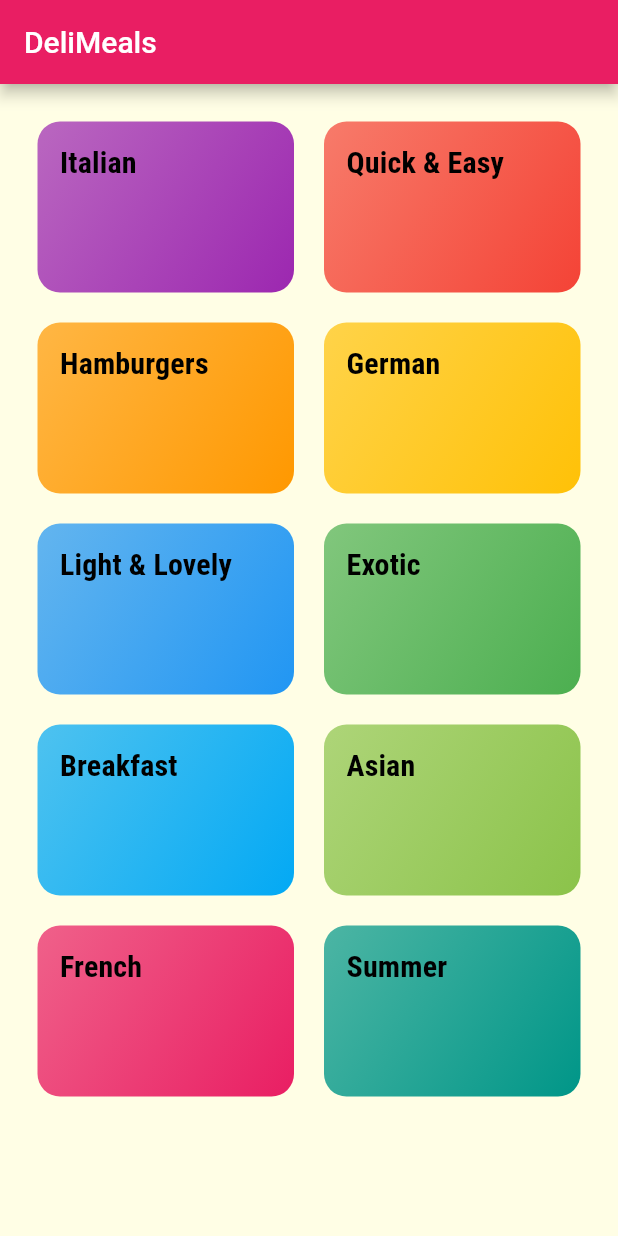
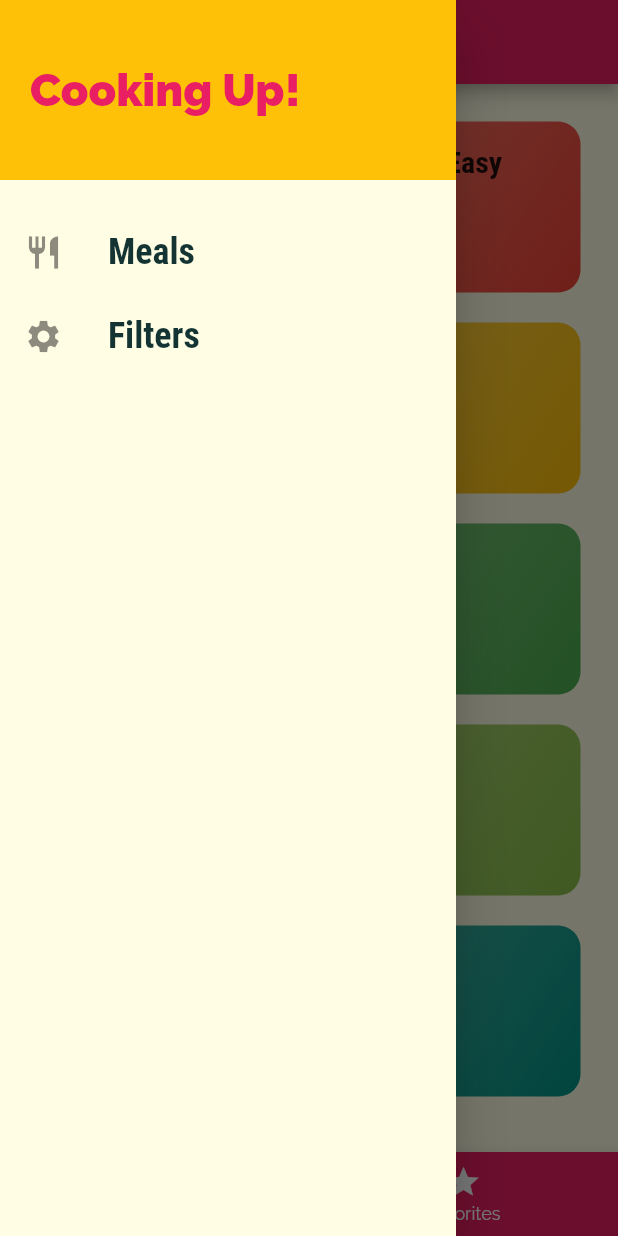
Before and after one commit to KishoreSohanda/Deli_Meals, a Flutter app: the screen it shows after launch, with the side drawer open (before the commit the screen has no drawer), on a phone screen of 412 x 824 dp. Run offline on Flutter 3.47's test engine with Material 2 defaults, Android fonts, the phone set to English and light mode, and no system bars.

```diff
--- a/lib/main.dart
+++ b/lib/main.dart
@@ -1,4 +1,6 @@
 import 'package:flutter/material.dart';
+import './screens/filters_screen.dart';
+import './screens/tabs_screen.dart';
 import '../screens/meal_detail_screen.dart';
 import './screens/category_meals_screen.dart';
 import './screens/categories_screen.dart';
@@ -26,7 +28,7 @@ class MyApp extends StatelessWidget {
             bodyMedium: const TextStyle(
               color: Color.fromRGBO(20, 51, 51, 1),
             ),
-            titleSmall: const TextStyle(
+            titleLarge: const TextStyle(
               fontSize: 20,
               fontFamily: 'RobotoCondensed',
               fontWeight: FontWeight.bold,
@@ -34,9 +36,15 @@ class MyApp extends StatelessWidget {
       ),
       // home: const CategoriesScreen(),
       routes: {
-        '/': (ctx) => const CategoriesScreen(),
+        '/': (ctx) => const TabsScreen(),
         CategoryMealsScreen.routeName: (ctx) => const CategoryMealsScreen(),
         MealDetailScreen.routeName: (ctx) => const MealDetailScreen(),
+        FilterScreen.routeName:(ctx)=> const FilterScreen(),
+      },
+      // onGenerateRoute: (settings) {print(settings.arguments);},
+      onUnknownRoute: (settings) {
+        return MaterialPageRoute(builder: (ctx)=>const CategoriesScreen()
+        );
       },
     );
   }
--- a/lib/screens/categories_screen.dart
+++ b/lib/screens/categories_screen.dart
@@ -7,9 +7,7 @@ class CategoriesScreen extends StatelessWidget {
 
   @override
   Widget build(BuildContext context) {
-    return Scaffold(
-      appBar: AppBar(title: const Text('DeliMeals')),
-      body: GridView(
+    return GridView(
         padding: const EdgeInsets.all(25),
         gridDelegate: const SliverGridDelegateWithMaxCrossAxisExtent(
           maxCrossAxisExtent: 200,
@@ -26,7 +24,6 @@ class CategoriesScreen extends StatelessWidget {
                   ))
               .toList(),
         ],
-      ),
-    );
+      );
   }
 }
--- /dev/null
+++ b/lib/screens/filters_screen.dart
@@ -0,0 +1,20 @@
+import 'package:flutter/material.dart';
+import '../widgets/main_drawer.dart';
+
+class FilterScreen extends StatelessWidget {
+  static const routeName = '/filters';
+  const FilterScreen({super.key});
+
+  @override
+  Widget build(BuildContext context) {
+    return Scaffold(
+      appBar: AppBar(
+        title: const Text('Your Filters'),
+      ),
+      drawer: const MainDrawer(),
+      body: const Center(
+        child: Text('Filters'),
+      ),
+    );
+  }
+}
--- /dev/null
+++ b/lib/screens/tabs_screen.dart
@@ -0,0 +1,89 @@
+import 'package:flutter/material.dart';
+import '../widgets/main_drawer.dart';
+import './favourites_screen.dart';
+import './categories_screen.dart';
+
+class TabsScreen extends StatefulWidget {
+  const TabsScreen({super.key});
+
+  @override
+  State<TabsScreen> createState() => _TabsScreenState();
+}
+
+class _TabsScreenState extends State<TabsScreen> {
+  final List<Map<String,dynamic>> _pages = const [
+    {
+      'page': CategoriesScreen(),
+      'title': 'Categories',
+    },
+    {
+      'page': FavoritesScreen(),
+      'title': 'Your Favorites',
+    },
+  ];
+  int _selectedPageIndex = 0;
+
+  void _selectPage(int index) {
+    setState(() {
+      _selectedPageIndex = index;
+    });
+  }
+
+  @override
+  Widget build(BuildContext context) {
+    return Scaffold(
+      appBar: AppBar(
+        title: Text(_pages[_selectedPageIndex]['title']),
+      ),
+      drawer:const MainDrawer(),
+      body: _pages[_selectedPageIndex]['page'],
+      bottomNavigationBar: BottomNavigationBar(
+        onTap: _selectPage,
+        backgroundColor: Theme.of(context).colorScheme.primary,
+        unselectedItemColor: Colors.white,
+        selectedItemColor: Theme.of(context).colorScheme.secondary,
+        currentIndex: _selectedPageIndex,
+        // type: BottomNavigationBarType.fixed,
+        items: const [
+          BottomNavigationBarItem(
+            // backgroundColor: Theme.of(context).colorScheme.primary,
+            icon: Icon(Icons.category),
+            label: 'Categories',
+          ),
+          BottomNavigationBarItem(
+            // backgroundColor: Theme.of(context).colorScheme.primary,
+            icon: Icon(Icons.star),
+            label: 'Favorites',
+          ),
+        ],
+      ),
+    );
+    // ----------------TabBar at bottom of appbar-----------------
+
+    // return DefaultTabController(
+    //     length: 2,
+    //     child: Scaffold(
+    //       appBar: AppBar(
+    //         title: const Text('Meals'),
+    //         bottom: const TabBar(
+    //           tabs: [
+    //             Tab(
+    //               icon: Icon(Icons.category),
+    //               text: 'Categories',
+    //             ),
+    //             Tab(
+    //               icon: Icon(Icons.star),
+    //               text: 'Favorites',
+    //             ),
+    //           ],
+    //         ),
+    //       ),
+    //       body: const TabBarView(
+    //         children: [
+    //           CategoriesScreen(),
+    //           FavoritesScreen(),
+    //         ],
+    //       ),
+    //     ));
+  }
+}
--- a/lib/widgets/category_item.dart
+++ b/lib/widgets/category_item.dart
@@ -36,7 +36,7 @@ class Categoryitem extends StatelessWidget {
         ),
         child: Text(
           title,
-          style: Theme.of(context).textTheme.titleSmall,
+          style: Theme.of(context).textTheme.titleLarge,
         ),
       ),
     );
--- /dev/null
+++ b/lib/widgets/main_drawer.dart
@@ -0,0 +1,57 @@
+import 'package:flutter/material.dart';
+import 'package:meal_app/screens/filters_screen.dart';
+
+class MainDrawer extends StatelessWidget {
+  const MainDrawer({super.key});
+
+  Widget buildListTile(String title, IconData icon,Function tapHandler) {
+    return ListTile(
+      leading: Icon(
+        icon,
+        size: 26,
+      ),
+      title: Text(
+        title,
+        style: const TextStyle(
+          fontFamily: 'RobotoCondensed',
+          fontSize: 24,
+          fontWeight: FontWeight.bold,
+        ),
+      ),
+      onTap:()=>tapHandler(),
+    );
+  }
+
+  @override
+  Widget build(BuildContext context) {
+    return Drawer(
+        child: Column(
+      children: [
+        Container(
+          height: 120,
+          width: double.infinity,
+          padding: const EdgeInsets.all(20),
+          alignment: Alignment.centerLeft,
+          color: Theme.of(context).colorScheme.secondary,
+          child: Text(
+            'Cooking Up!',
+            style: TextStyle(
+              fontWeight: FontWeight.w900,
+              fontSize: 30,
+              color: Theme.of(context).colorScheme.primary,
+            ),
+          ),
+        ),
+        const SizedBox(
+          height: 20,
+        ),
+        buildListTile('Meals', Icons.restaurant,(){
+          Navigator.of(context).pushReplacementNamed('/');
+        }),
+        buildListTile('Filters', Icons.settings,(){
+          Navigator.of(context).pushReplacementNamed(FilterScreen.routeName);
+        })
+      ],
+    ));
+  }
+}
```
Also changed, not shown: lib/screens/category_meals_screen.dart (+45 -19 lines), lib/screens/favourites_screen.dart (added, +9 -0 lines), lib/screens/meal_detail_screen.dart (+75 -5 lines), lib/widgets/meal_item.dart (+8 -2 lines).
